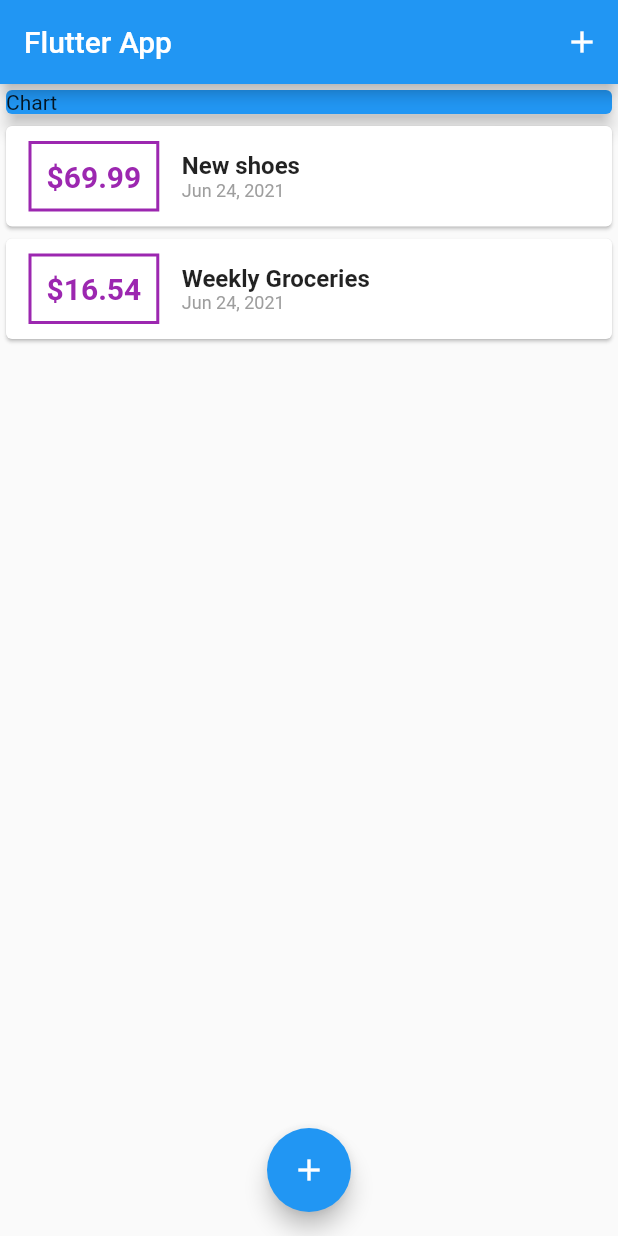
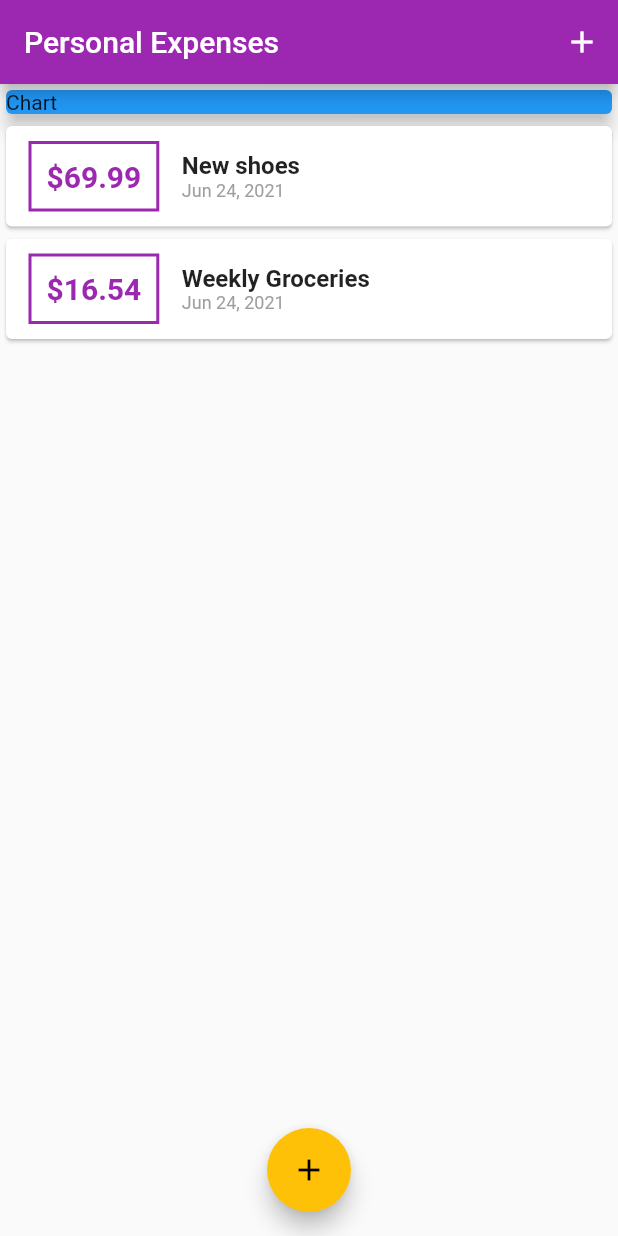
Before and after one commit to kguertin/learn_flutter, a Flutter app: the screen it shows after launch, on a phone screen of 412 x 824 dp. Run offline on Flutter 3.47's test engine with Material 2 defaults, Android fonts, the phone set to English and light mode, and no system bars.

Commit message:
use theme data

```diff
--- a/expense_app/lib/main.dart
+++ b/expense_app/lib/main.dart
@@ -10,8 +10,9 @@ class MyApp extends StatelessWidget {
   @override
   Widget build(BuildContext context) {
     return MaterialApp(
-      title: 'Flutter App',
+      title: 'Personal Expenses',
       home: MyHomePage(),
+      theme: ThemeData(primarySwatch: Colors.purple, accentColor: Colors.amber),
     );
   }
 }
@@ -56,7 +57,7 @@ class _MyHomePageState extends State<MyHomePage> {
   Widget build(BuildContext context) {
     return Scaffold(
       appBar: AppBar(
-        title: Text('Flutter App'),
+        title: Text('Personal Expenses'),
         actions: <Widget>[
           IconButton(
               onPressed: () => _startAddNewTransactions(context),
--- a/expense_app/lib/widgets/newTransaction.dart
+++ b/expense_app/lib/widgets/newTransaction.dart
@@ -11,7 +11,6 @@ class NewTransaction extends StatefulWidget {
 
 class _NewTransactionState extends State<NewTransaction> {
   final titleController = TextEditingController();
-
   final amountController = TextEditingController();
 
   void submitData() {
--- a/expense_app/lib/widgets/transactionList.dart
+++ b/expense_app/lib/widgets/transactionList.dart
@@ -20,14 +20,15 @@ class TransactionList extends StatelessWidget {
                 Container(
                     margin: EdgeInsets.symmetric(vertical: 10, horizontal: 15),
                     decoration: BoxDecoration(
-                        border: Border.all(color: Colors.purple, width: 2)),
+                        border: Border.all(
+                            color: Theme.of(context).primaryColor, width: 2)),
                     padding: EdgeInsets.all(10),
                     child: Text(
                         '\$${transactions[index].amount.toStringAsFixed(2)}',
                         style: TextStyle(
                             fontWeight: FontWeight.bold,
                             fontSize: 20,
-                            color: Colors.purple))),
+                            color: Theme.of(context).primaryColor))),
                 Column(
                   crossAxisAlignment: CrossAxisAlignment.start,
                   children: [
```
